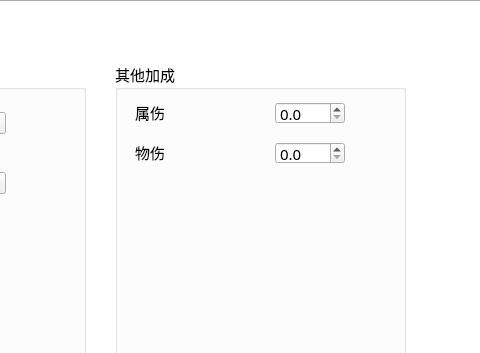
Above: data/test.ui from gaofrank1986/gmi15 before the change; both pictures show x 577 to 1057 and y 0 to 353 of the 1270 by 504 pixel window. Below: the same form after it.
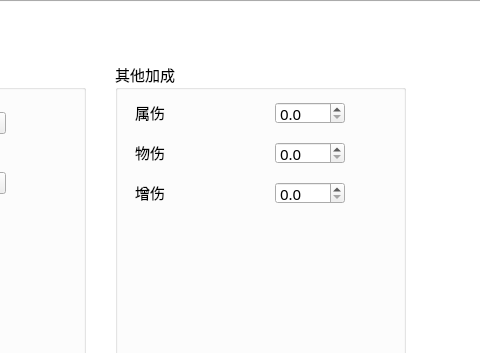
That is the form after the change. The open tabs and pages were chosen to show the change. Icons and pictures are not drawn.

Commit message: 基本面板加入全增伤，伤害公式d效果修改,其他增益加入增伤

```diff
--- a/data/test.ui
+++ b/data/test.ui
@@ -1048,6 +1048,38 @@
         <double>1.000000000000000</double>
        </property>
       </widget>
+      <widget class="QLabel" name="label_18">
+       <property name="geometry">
+        <rect>
+         <x>20</x>
+         <y>120</y>
+         <width>61</width>
+         <height>21</height>
+        </rect>
+       </property>
+       <property name="text">
+        <string>增伤</string>
+       </property>
+      </widget>
+      <widget class="QDoubleSpinBox" name="digit_alld">
+       <property name="geometry">
+        <rect>
+         <x>160</x>
+         <y>120</y>
+         <width>70</width>
+         <height>22</height>
+        </rect>
+       </property>
+       <property name="decimals">
+        <number>1</number>
+       </property>
+       <property name="maximum">
+        <double>1000.000000000000000</double>
+       </property>
+       <property name="singleStep">
+        <double>1.000000000000000</double>
+       </property>
+      </widget>
      </widget>
      <widget class="QGroupBox" name="groupBox_6">
       <property name="geometry">
```
The commit also changes 8 other files.
